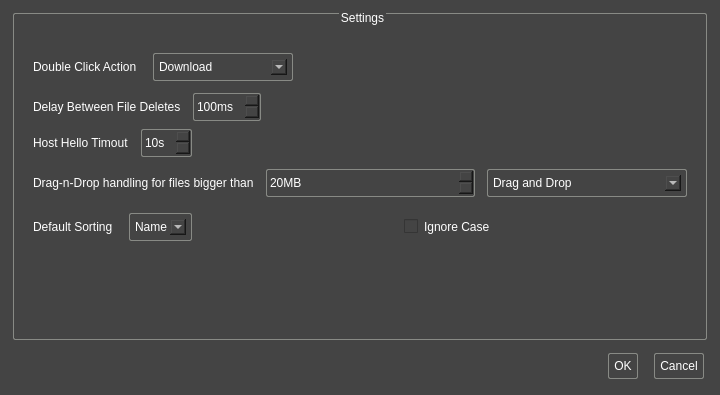
Qt form ApolloExplorerPC/dialogpreferences.ui (ronybeck/ApolloExplorer) before a commit.
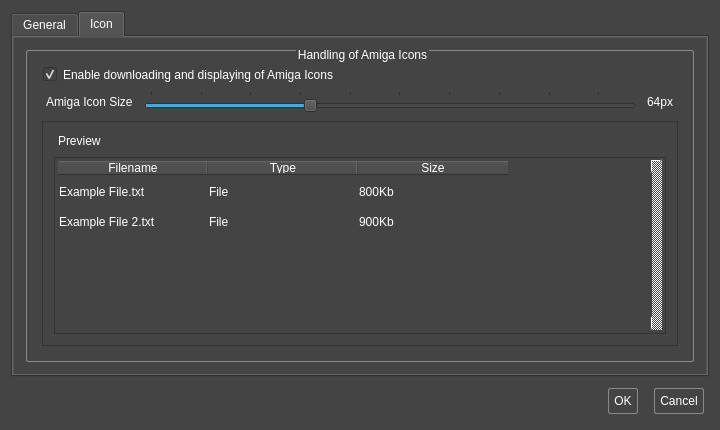
The same form after that commit. The open tabs and pages were chosen to show the change. Icons and pictures are not drawn.

Commit message: - Fixed crash on the DOSBox icon - Fixed bug where renaming a file doesn't rename the .info file as well - Added perferences for the icon downloading - Minor tweaks to the browser look (stylesheet)

Patch:
```diff
--- a/ApolloExplorerPC/dialogpreferences.ui
+++ b/ApolloExplorerPC/dialogpreferences.ui
@@ -7,7 +7,7 @@
     <x>0</x>
     <y>0</y>
     <width>720</width>
-    <height>395</height>
+    <height>430</height>
    </rect>
   </property>
   <property name="sizePolicy">
@@ -19,13 +19,13 @@
   <property name="minimumSize">
    <size>
     <width>720</width>
-    <height>360</height>
+    <height>430</height>
    </size>
   </property>
   <property name="maximumSize">
    <size>
     <width>720</width>
-    <height>395</height>
+    <height>430</height>
    </size>
   </property>
   <property name="windowTitle">
@@ -119,9 +119,19 @@
   </property>
   <layout class="QVBoxLayout" name="verticalLayout">
    <item>
+    <widget class="QTabWidget" name="tabWidget">
+     <property name="currentIndex">
+      <number>0</number>
+     </property>
+     <widget class="QWidget" name="tab">
+      <attribute name="title">
+       <string>General</string>
+      </attribute>
+      <layout class="QVBoxLayout" name="verticalLayout_3">
+       <item>
     <widget class="QGroupBox" name="groupBox">
      <property name="title">
-      <string>Settings</string>
+          <string>General Settings</string>
      </property>
      <layout class="QVBoxLayout" name="verticalLayout_2">
       <item>
@@ -434,6 +444,216 @@
        </spacer>
       </item>
      </layout>
+        </widget>
+       </item>
+      </layout>
+     </widget>
+     <widget class="QWidget" name="tab_2">
+      <attribute name="title">
+       <string>Icon</string>
+      </attribute>
+      <layout class="QVBoxLayout" name="verticalLayout_4">
+       <item>
+        <widget class="QGroupBox" name="groupBox_2">
+         <property name="title">
+          <string>Handling of Amiga Icons</string>
+         </property>
+         <layout class="QVBoxLayout" name="verticalLayout_5">
+          <item>
+           <widget class="QCheckBox" name="checkBoxDownloadIcons">
+            <property name="text">
+             <string>Enable downloading and displaying of Amiga Icons</string>
+            </property>
+            <property name="checked">
+             <bool>true</bool>
+            </property>
+           </widget>
+          </item>
+          <item>
+           <layout class="QHBoxLayout" name="horizontalLayout_6">
+            <item>
+             <widget class="QLabel" name="label_6">
+              <property name="text">
+               <string>Amiga Icon Size</string>
+              </property>
+             </widget>
+            </item>
+            <item>
+             <widget class="QSlider" name="horizontalSliderIconSize">
+              <property name="minimum">
+               <number>32</number>
+              </property>
+              <property name="maximum">
+               <number>128</number>
+              </property>
+              <property name="sliderPosition">
+               <number>64</number>
+              </property>
+              <property name="orientation">
+               <enum>Qt::Horizontal</enum>
+              </property>
+              <property name="tickPosition">
+               <enum>QSlider::TicksAbove</enum>
+              </property>
+             </widget>
+            </item>
+            <item>
+             <widget class="QLabel" name="labelIconSize">
+              <property name="text">
+               <string>64px</string>
+              </property>
+             </widget>
+            </item>
+           </layout>
+          </item>
+          <item>
+           <widget class="QFrame" name="frame">
+            <property name="frameShape">
+             <enum>QFrame::StyledPanel</enum>
+            </property>
+            <property name="frameShadow">
+             <enum>QFrame::Raised</enum>
+            </property>
+            <layout class="QVBoxLayout" name="verticalLayout_6">
+             <item>
+              <widget class="QLabel" name="label_7">
+               <property name="text">
+                <string>Preview</string>
+               </property>
+              </widget>
+             </item>
+             <item>
+              <widget class="QTableWidget" name="tableWidgetIconSize">
+               <property name="verticalScrollBarPolicy">
+                <enum>Qt::ScrollBarAlwaysOn</enum>
+               </property>
+               <property name="horizontalScrollBarPolicy">
+                <enum>Qt::ScrollBarAlwaysOff</enum>
+               </property>
+               <property name="sizeAdjustPolicy">
+                <enum>QAbstractScrollArea::AdjustToContents</enum>
+               </property>
+               <property name="editTriggers">
+                <set>QAbstractItemView::NoEditTriggers</set>
+               </property>
+               <property name="showDropIndicator" stdset="0">
+                <bool>false</bool>
+               </property>
+               <property name="dragDropOverwriteMode">
+                <bool>false</bool>
+               </property>
+               <property name="selectionBehavior">
+                <enum>QAbstractItemView::SelectRows</enum>
+               </property>
+               <property name="iconSize">
+                <size>
+                 <width>128</width>
+                 <height>128</height>
+                </size>
+               </property>
+               <property name="verticalScrollMode">
+                <enum>QAbstractItemView::ScrollPerPixel</enum>
+               </property>
+               <property name="showGrid">
+                <bool>false</bool>
+               </property>
+               <property name="wordWrap">
+                <bool>false</bool>
+               </property>
+               <attribute name="horizontalHeaderCascadingSectionResizes">
+                <bool>false</bool>
+               </attribute>
+               <attribute name="horizontalHeaderDefaultSectionSize">
+                <number>150</number>
+               </attribute>
+               <attribute name="horizontalHeaderShowSortIndicator" stdset="0">
+                <bool>false</bool>
+               </attribute>
+               <attribute name="horizontalHeaderStretchLastSection">
+                <bool>false</bool>
+               </attribute>
+               <attribute name="verticalHeaderVisible">
+                <bool>false</bool>
+               </attribute>
+               <attribute name="verticalHeaderCascadingSectionResizes">
+                <bool>false</bool>
+               </attribute>
+               <attribute name="verticalHeaderStretchLastSection">
+                <bool>false</bool>
+               </attribute>
+               <row>
+                <property name="text">
+                 <string>Example File.txt</string>
+                </property>
+               </row>
+               <row>
+                <property name="text">
+                 <string>Example File1.txt</string>
+                </property>
+               </row>
+               <column>
+                <property name="text">
+                 <string>Filename</string>
+                </property>
+               </column>
+               <column>
+                <property name="text">
+                 <string>Type</string>
+                </property>
+               </column>
+               <column>
+                <property name="text">
+                 <string>Size</string>
+                </property>
+               </column>
+               <item row="0" column="0">
+                <property name="text">
+                 <string>Example File.txt</string>
+                </property>
+                <property name="icon">
+                 <iconset resource="icons.qrc">
+                  <normaloff>:/browser/icons/Apollo_Explorer_icon.png</normaloff>:/browser/icons/Apollo_Explorer_icon.png</iconset>
+                </property>
+               </item>
+               <item row="0" column="1">
+                <property name="text">
+                 <string>File</string>
+                </property>
+               </item>
+               <item row="0" column="2">
+                <property name="text">
+                 <string>800Kb</string>
+                </property>
+               </item>
+               <item row="1" column="0">
+                <property name="text">
+                 <string>Example File 2.txt</string>
+                </property>
+                <property name="icon">
+                 <iconset resource="icons.qrc">
+                  <normaloff>:/browser/icons/Apollo_Explorer_icon.png</normaloff>:/browser/icons/Apollo_Explorer_icon.png</iconset>
+                </property>
+               </item>
+               <item row="1" column="1">
+                <property name="text">
+                 <string>File</string>
+                </property>
+               </item>
+               <item row="1" column="2">
+                <property name="text">
+                 <string>900Kb</string>
+                </property>
+               </item>
+              </widget>
+             </item>
+            </layout>
+           </widget>
+          </item>
+         </layout>
+        </widget>
+       </item>
+      </layout>
+     </widget>
     </widget>
    </item>
    <item>
```
Lines whose indentation alone changed are shown as unchanged. The commit also changes 10 other files.
